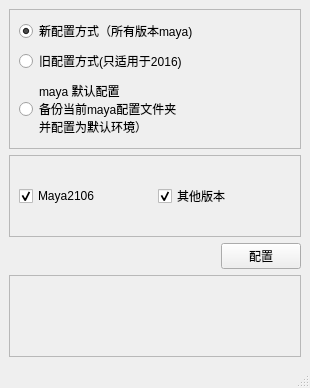
Bn-com/myProj_octv, file aboutPyside/ps2/mayaDeployingTools/uis/mayaDeploy_ui.ui: the form before one commit.
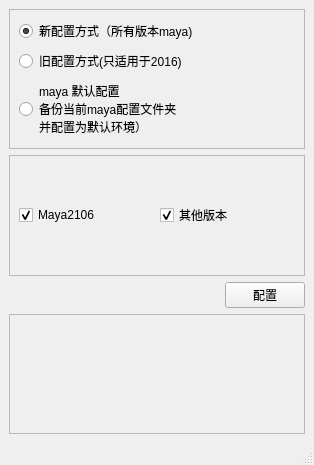
The form after the commit.

Diff of the .ui file:
```diff
--- a/aboutPyside/ps2/mayaDeployingTools/uis/mayaDeploy_ui.ui
+++ b/aboutPyside/ps2/mayaDeployingTools/uis/mayaDeploy_ui.ui
@@ -6,8 +6,8 @@
    <rect>
     <x>0</x>
     <y>0</y>
-    <width>310</width>
-    <height>388</height>
+    <width>314</width>
+    <height>465</height>
    </rect>
   </property>
   <property name="windowTitle">
@@ -111,7 +111,7 @@
        <enum>QFrame::StyledPanel</enum>
       </property>
       <property name="frameShadow">
-       <enum>QFrame::Raised</enum>
+       <enum>QFrame::Sunken</enum>
       </property>
      </widget>
     </item>
```
Left out of the diff: 2 changed lines with no effect on the pictures.
